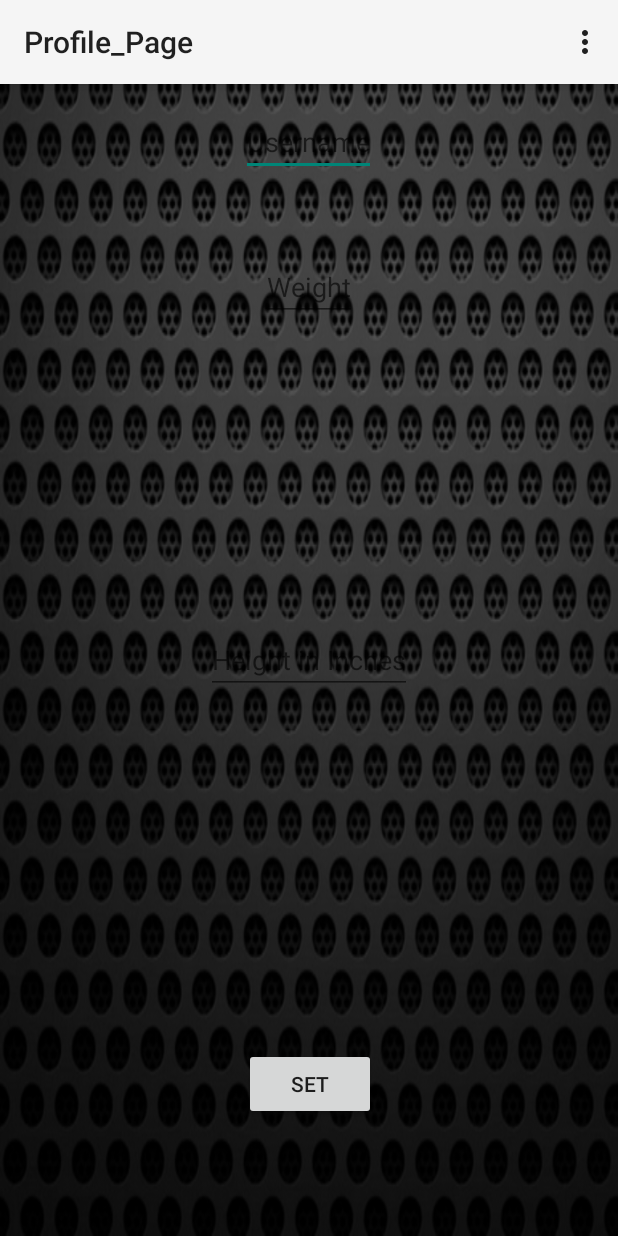
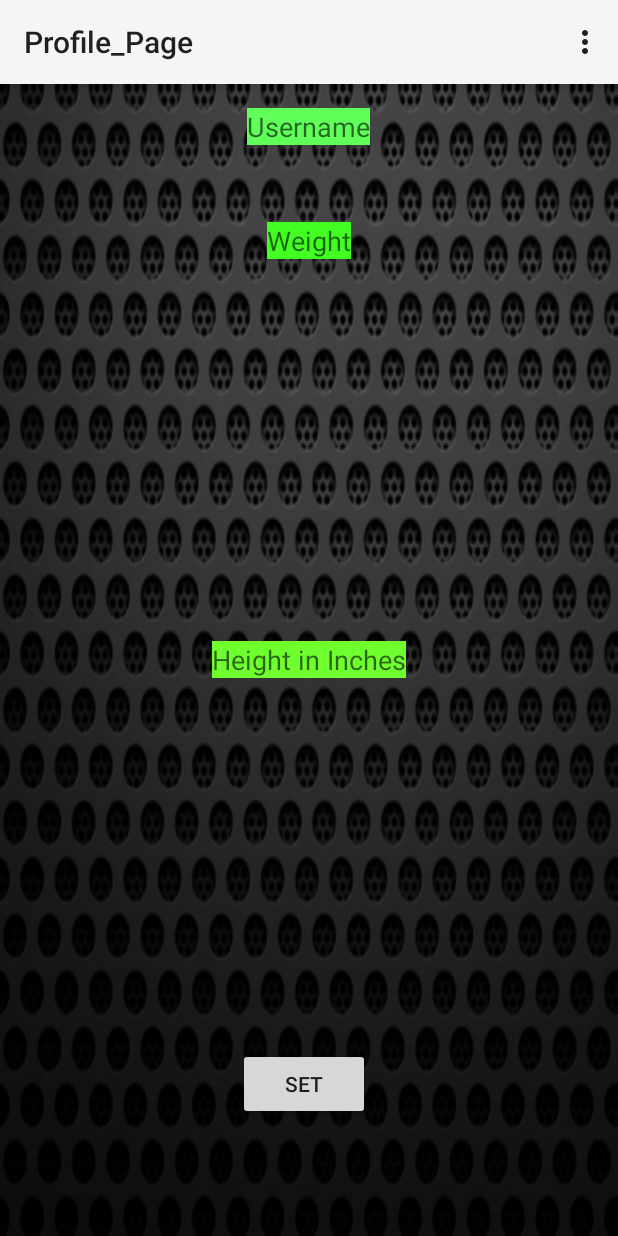
Before and after one commit to SCCapstone/FitLivin, an Android app: the Profile_Page screen opened directly, with no data from a screen before it, on a phone screen of 412 x 824 dp. Run offline under Robolectric (Android 15) with nearby library versions, the phone set to English and light mode, and no system bars.

Commit message:
Test Data

```diff
--- a/app/src/main/java/edu/sc/myapplication/BMICAL.java
+++ b/app/src/main/java/edu/sc/myapplication/BMICAL.java
@@ -15,9 +15,12 @@
         super.onCreate(savedInstanceState);
         setContentView(R.layout.activity_bmical);
 
+
+
         Button yourButton11 = (Button)findViewById(R.id.button9);
         yourButton11.setOnClickListener(new View.OnClickListener() {
             @Override
+
             public void onClick(View v) {
                int a = 1;
                 int b = 2;
--- a/app/src/main/java/edu/sc/myapplication/Profile_Page.java
+++ b/app/src/main/java/edu/sc/myapplication/Profile_Page.java
@@ -35,4 +35,6 @@
 
         return super.onOptionsItemSelected(item);
     }
+
+
 }
--- a/app/src/main/res/layout/activity_profile__page.xml
+++ b/app/src/main/res/layout/activity_profile__page.xml
@@ -13,7 +13,8 @@
         android:id="@+id/editText9"
         android:hint="Username"
         android:layout_alignParentTop="true"
-        android:layout_centerHorizontal="true" />
+        android:layout_centerHorizontal="true"
+        android:background="#60ff59" />
 
     <EditText
         android:layout_width="wrap_content"
@@ -22,7 +23,8 @@
         android:layout_below="@+id/editText9"
         android:layout_centerHorizontal="true"
         android:layout_marginTop="51dp"
-        android:hint="Weight" />
+        android:hint="Weight"
+        android:background="#42ff21" />
 
     <EditText
         android:layout_width="wrap_content"
@@ -30,7 +32,8 @@
         android:id="@+id/editText11"
         android:layout_centerVertical="true"
         android:layout_centerHorizontal="true"
-        android:hint="Height in Inches" />
+        android:hint="Height in Inches"
+        android:background="#6fff2f" />
 
     <Button
         android:layout_width="wrap_content"
@@ -40,4 +43,13 @@
         android:layout_alignParentBottom="true"
         android:layout_alignEnd="@+id/editText9"
         android:layout_marginBottom="61dp" />
+
+    <TextView
+        android:layout_width="wrap_content"
+        android:layout_height="wrap_content"
+        android:text="New Text"
+        android:id="@+id/textView15"
+        android:layout_alignBottom="@+id/editText11"
+        android:layout_below="@+id/editText11"
+        android:layout_alignEnd="@+id/editText11" />
 </RelativeLayout>
```
